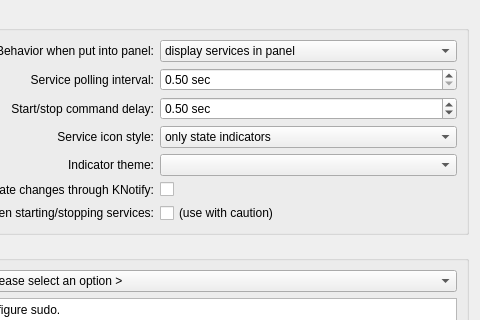
Before: the Qt Designer form contents/code/dialogs/Settings.ui in mbleichner/service-monitor, drawn with Qt 5; both pictures show x 167 to 647 and y 0 to 320 of the 647 by 594 pixel window.
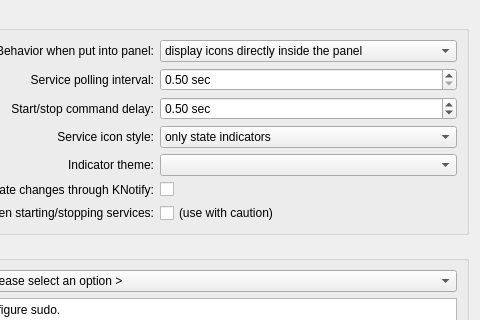
After: the same form once the commit is applied. Icons and pictures are not drawn.

Commit message: improved layout and sizing

Patch:
```diff
--- a/contents/code/dialogs/Settings.ui
+++ b/contents/code/dialogs/Settings.ui
@@ -274,7 +274,7 @@
         </property>
         <item>
          <property name="text">
-          <string>display services in panel</string>
+          <string>display icons directly inside the panel</string>
          </property>
         </item>
         <item>
```
Left out of the diff: 2 changed lines with no effect on the pictures. The commit also changes 7 other files.
